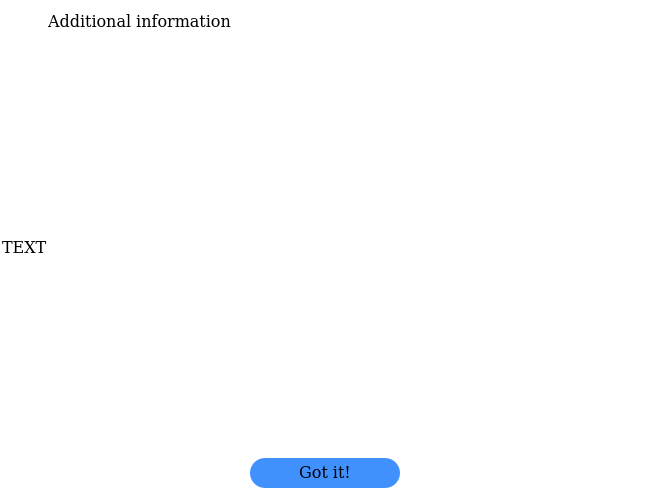
Before: the Qt Designer form ui/ui_basic.ui in BiaPyX/BiaPy-GUI, drawn with Qt 5.
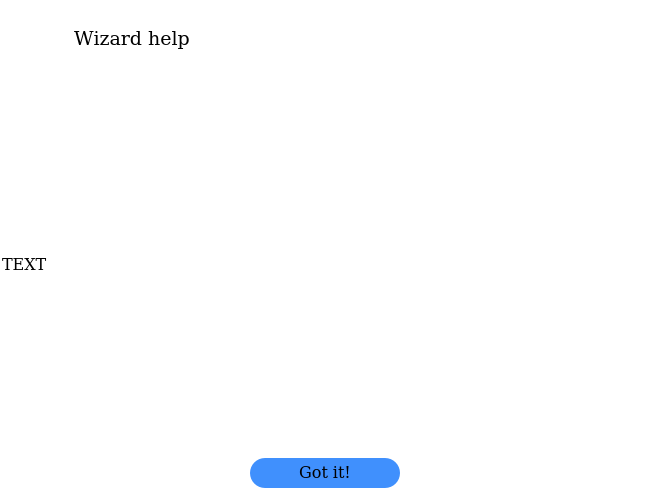
After: the same form once the commit is applied. Icons and pictures are not drawn.

Commit message: Set up the last two questions of the wizard

What changed in the file:
```diff
--- a/ui/ui_basic.ui
+++ b/ui/ui_basic.ui
@@ -61,13 +61,13 @@
         <property name="minimumSize">
          <size>
           <width>0</width>
-          <height>40</height>
+          <height>0</height>
          </size>
         </property>
         <property name="maximumSize">
          <size>
           <width>16777215</width>
-          <height>40</height>
+          <height>16777215</height>
          </size>
         </property>
         <property name="styleSheet">
@@ -80,30 +80,33 @@
          <enum>QFrame::Plain</enum>
         </property>
         <layout class="QHBoxLayout" name="horizontalLayout">
+         <property name="spacing">
+          <number>15</number>
+         </property>
          <property name="leftMargin">
-          <number>0</number>
+          <number>9</number>
          </property>
          <property name="topMargin">
-          <number>0</number>
+          <number>9</number>
          </property>
          <property name="rightMargin">
-          <number>0</number>
+          <number>9</number>
          </property>
          <property name="bottomMargin">
-          <number>0</number>
+          <number>9</number>
          </property>
          <item>
           <widget class="QLabel" name="icon_label">
            <property name="minimumSize">
             <size>
-             <width>40</width>
-             <height>40</height>
+             <width>48</width>
+             <height>55</height>
             </size>
            </property>
            <property name="maximumSize">
             <size>
-             <width>40</width>
-             <height>40</height>
+             <width>48</width>
+             <height>55</height>
             </size>
            </property>
            <property name="frameShape">
@@ -122,11 +125,13 @@
            <property name="font">
             <font>
              <family>DejaVu Math TeX Gyre</family>
-             <pointsize>12</pointsize>
+             <pointsize>14</pointsize>
+             <weight>50</weight>
+             <bold>false</bold>
             </font>
            </property>
            <property name="text">
-            <string>Additional information</string>
+            <string>Wizard help</string>
            </property>
           </widget>
          </item>
@@ -246,7 +251,7 @@
               <x>0</x>
               <y>0</y>
               <width>646</width>
-              <height>416</height>
+              <height>383</height>
              </rect>
             </property>
             <layout class="QVBoxLayout" name="verticalLayout_4">
```
The commit also changes 5 other files.
